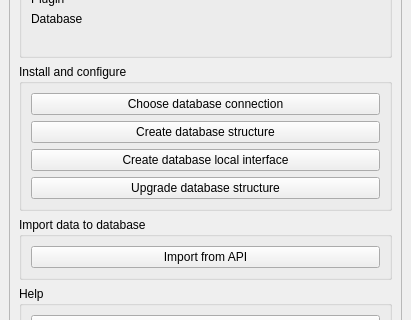
Before: the Qt Designer form cartads/resources/ui/dockwidget_base.ui in 3liz/qgis-cartads-plugin, drawn with Qt 5; both pictures show x 0 to 411 and y 116 to 436 of the 411 by 800 pixel window.
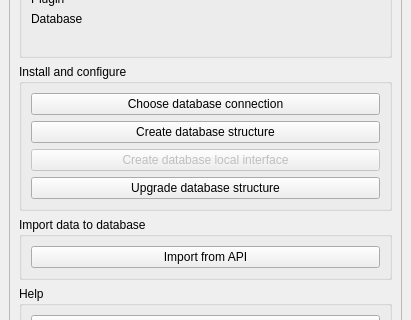
After: the same form once the commit is applied.

Commit message: Disable create_database_local_interface

Patch:
```diff
--- a/cartads/resources/ui/dockwidget_base.ui
+++ b/cartads/resources/ui/dockwidget_base.ui
@@ -152,6 +152,9 @@
              <property name="text">
               <string>Create database local interface</string>
              </property>
+             <property name="enabled">
+              <bool>false</bool>
+             </property>
             </widget>
            </item>
            <item>
```
The commit also changes 1 other file.
